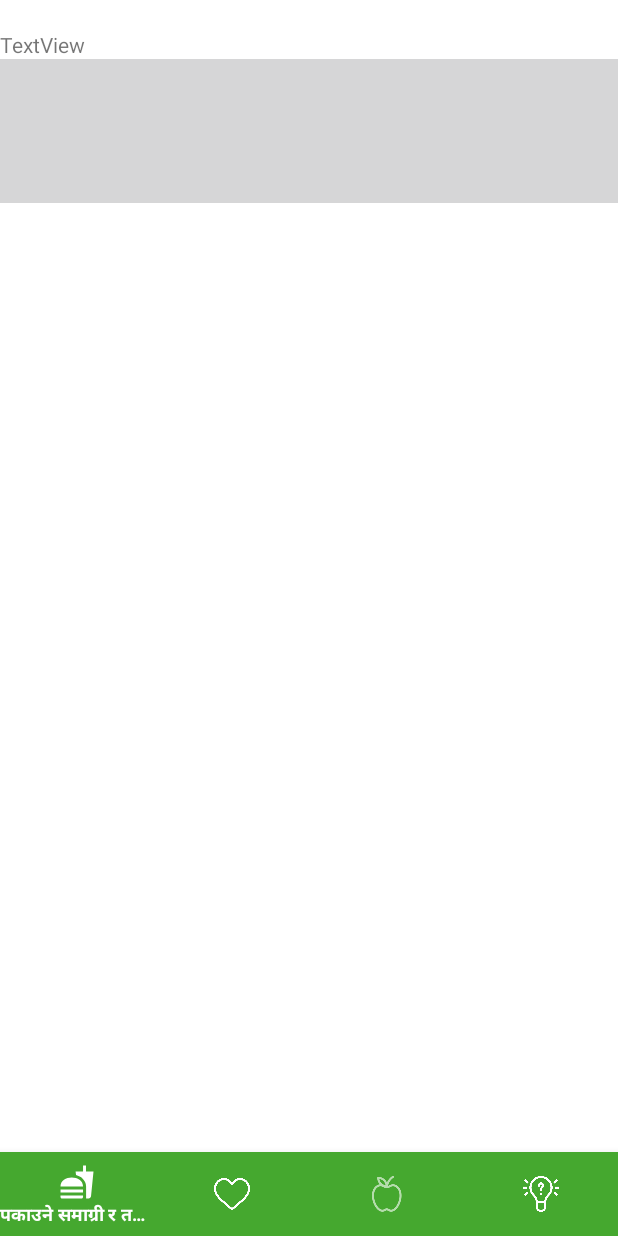
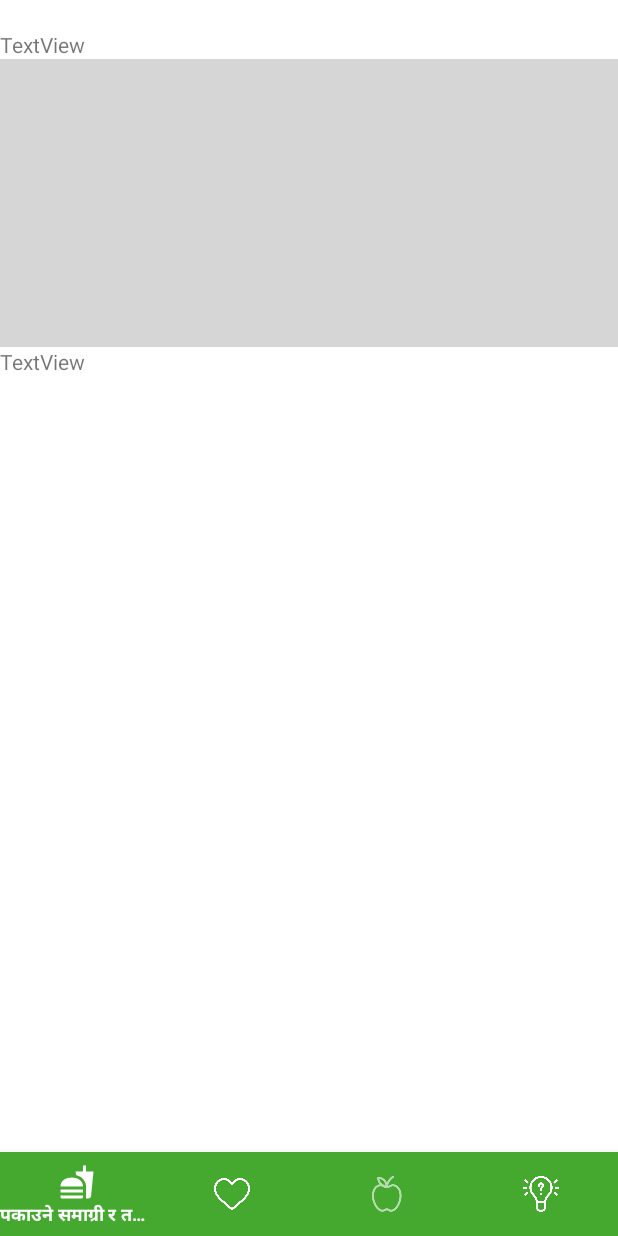
Before and after one commit to Azeliah/nepal-app, an Android app built with Jetpack Compose: the HealthInfoSpecific screen opened through its navigation route, on a phone screen of 412 x 824 dp. Run offline under Robolectric (Android 15) with nearby library versions, the light colour scheme and no system bars; our stand-ins replace navigation-ui; 1 statement that could not run was skipped.

Commit message:
Added another text view for test purposes

```diff
--- a/app/src/main/java/com/example/sundmadnepal/HealthInfoFragment.kt
+++ b/app/src/main/java/com/example/sundmadnepal/HealthInfoFragment.kt
@@ -19,5 +19,6 @@ class HealthInfoFragment : Fragment() {
     ): View? {
         // Inflate the layout for this fragment
         return inflater.inflate(R.layout.fragment_health_info, container, false)
+
     }
 }
--- a/app/src/main/res/layout/fragment_health_info_specific.xml
+++ b/app/src/main/res/layout/fragment_health_info_specific.xml
@@ -37,6 +37,12 @@
                 android:layout_height="wrap_content"
                 tools:src="@tools:sample/avatars" />
 
+            <TextView
+                android:id="@+id/textView8"
+                android:layout_width="match_parent"
+                android:layout_height="wrap_content"
+                android:text="TextView" />
+
         </LinearLayout>
     </ScrollView>
 </androidx.constraintlayout.widget.ConstraintLayout>
```
